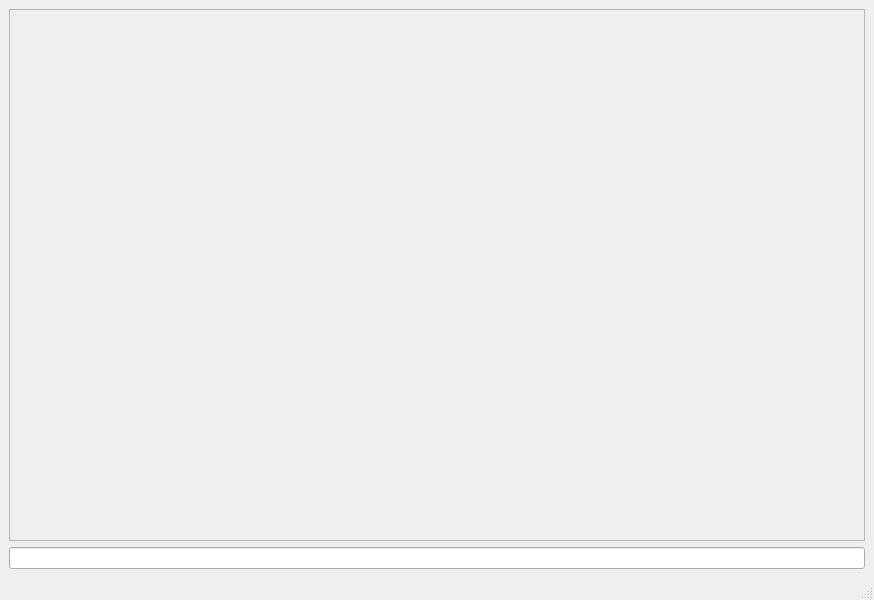
This is mainwindow.ui in EllarBooher/CalQ as Qt 5 draws it before an edit. The edited form follows.
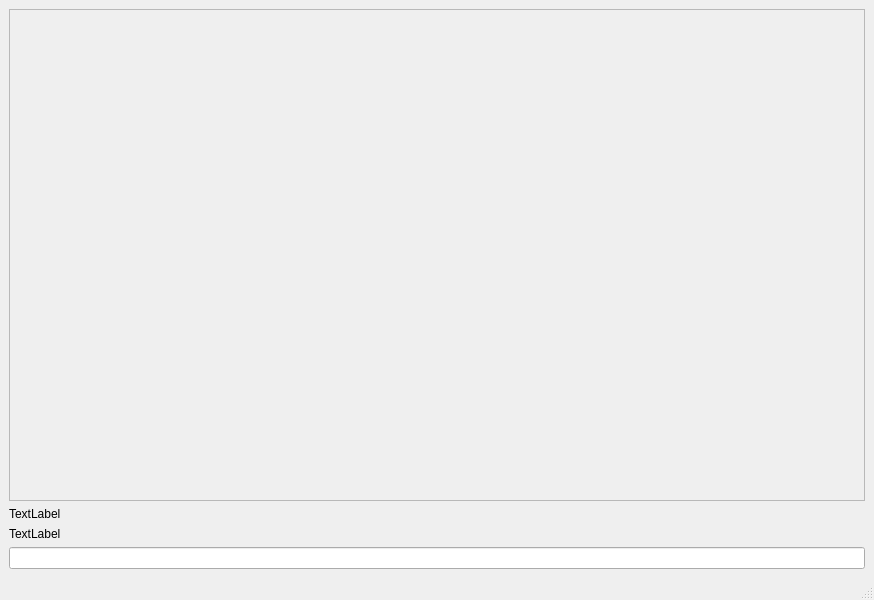
This is the edited form.

Commit message: Show preview of equation as user is typing it

Diff of the .ui file:
```diff
--- a/mainwindow.ui
+++ b/mainwindow.ui
@@ -22,6 +22,23 @@
       </property>
      </widget>
     </item>
+    <item>
+     <widget class="QLabel" name="labelEquation">
+      <property name="text">
+       <string>TextLabel</string>
+      </property>
+     </widget>
+    </item>
+    <item>
+     <widget class="QLabel" name="labelResult">
+      <property name="enabled">
+       <bool>true</bool>
+      </property>
+      <property name="text">
+       <string>TextLabel</string>
+      </property>
+     </widget>
+    </item>
     <item>
      <widget class="QLineEdit" name="lineEdit">
       <property name="enabled">
```
The commit also changes 2 other files.
